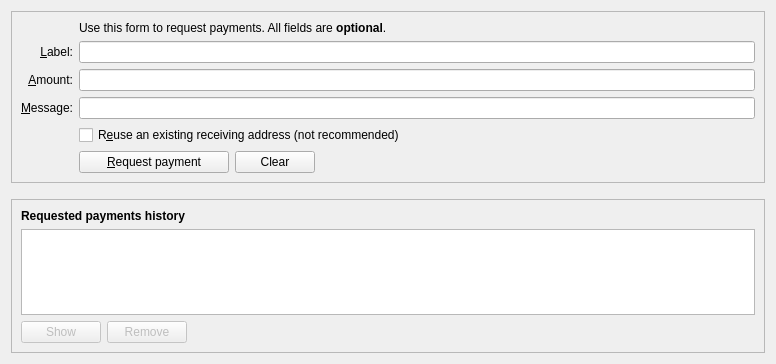
Above: src/qt/forms/receivecoinsdialog.ui from navcoin/navcoin-core before the change. Below: the same form after it.
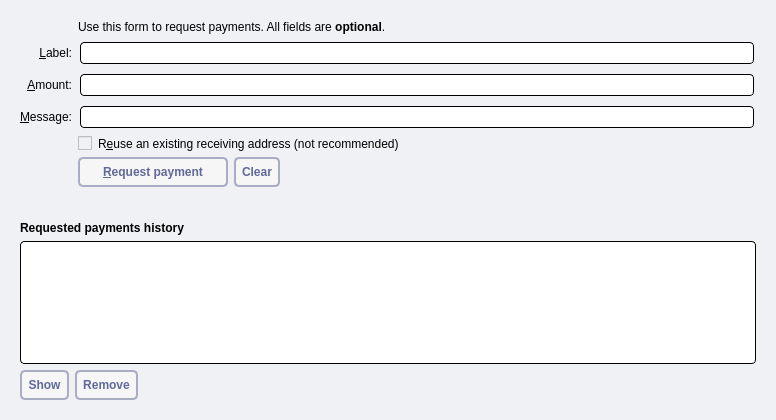
That is the form after the change. Icons and pictures are not drawn. Custom widgets are drawn as their Qt base class.

Patch:
```diff
--- a/src/qt/forms/receivecoinsdialog.ui
+++ b/src/qt/forms/receivecoinsdialog.ui
@@ -7,9 +7,12 @@
     <x>0</x>
     <y>0</y>
     <width>776</width>
-    <height>364</height>
+    <height>420</height>
    </rect>
   </property>
+  <property name="styleSheet">
+   <string notr="true">background: #eff1f4; border: 0</string>
+  </property>
   <layout class="QVBoxLayout" name="verticalLayout" stretch="0,0,1">
    <item>
     <widget class="QFrame" name="frame2">
@@ -66,6 +69,9 @@
           <property name="toolTip">
            <string>An optional label to associate with the new receiving address.</string>
           </property>
+          <property name="styleSheet">
+           <string notr="true">background: #fff; border-radius: 4px; border: 1px solid #000; padding:2px; margin: 2px</string>
+          </property>
          </widget>
         </item>
         <item row="6" column="2">
@@ -73,6 +79,9 @@
           <property name="toolTip">
            <string>An optional message to attach to the payment request, which will be displayed when the request is opened. Note: The message will not be sent with the payment over the NavCoin network.</string>
           </property>
+          <property name="styleSheet">
+           <string notr="true">background: #fff; border-radius: 4px; border: 1px solid #000; padding:2px; margin: 2px</string>
+          </property>
          </widget>
         </item>
         <item row="2" column="2">
@@ -125,6 +134,9 @@
           <property name="toolTip">
            <string>An optional amount to request. Leave this empty or zero to not request a specific amount.</string>
           </property>
+          <property name="styleSheet">
+           <string notr="true">background: #fff; border-radius: 4px; border: 1px solid #000; padding:2px; margin: 2px</string>
+          </property>
          </widget>
         </item>
         <item row="8" column="2">
@@ -137,6 +149,9 @@
               <height>0</height>
              </size>
             </property>
+            <property name="styleSheet">
+             <string notr="true"> background: #f6f6f6; border: 2px solid #a9adc4; border-radius: 5px; padding: 6px; text-transform: uppercase; color: #616998; font-weight: bold</string>
+            </property>
             <property name="text">
              <string>&amp;Request payment</string>
             </property>
@@ -157,6 +172,9 @@
             <property name="toolTip">
              <string>Clear all fields of the form.</string>
             </property>
+            <property name="styleSheet">
+             <string notr="true"> background: #f6f6f6; border: 2px solid #a9adc4; border-radius: 5px; padding: 6px; text-transform: uppercase; color: #616998; font-weight: bold</string>
+            </property>
             <property name="text">
              <string>Clear</string>
             </property>
@@ -242,6 +260,10 @@
         <property name="contextMenuPolicy">
          <enum>Qt::CustomContextMenu</enum>
         </property>
+        <property name="styleSheet">
+         <string notr="true">background: #fff; border-radius: 4px; border: 1px solid #000; padding:2px
+</string>
+        </property>
         <property name="tabKeyNavigation">
          <bool>false</bool>
         </property>
@@ -260,6 +282,9 @@
           <property name="toolTip">
            <string>Show the selected request (does the same as double clicking an entry)</string>
           </property>
+          <property name="styleSheet">
+           <string notr="true"> background: #f6f6f6; border: 2px solid #a9adc4; border-radius: 5px; padding: 6px; text-transform: uppercase; color: #616998; font-weight: bold</string>
+          </property>
           <property name="text">
            <string>Show</string>
           </property>
@@ -280,6 +305,9 @@
           <property name="toolTip">
            <string>Remove the selected entries from the list</string>
           </property>
+          <property name="styleSheet">
+           <string notr="true"> background: #f6f6f6; border: 2px solid #a9adc4; border-radius: 5px; padding: 6px; text-transform: uppercase; color: #616998; font-weight: bold</string>
+          </property>
           <property name="text">
            <string>Remove</string>
           </property>
```
